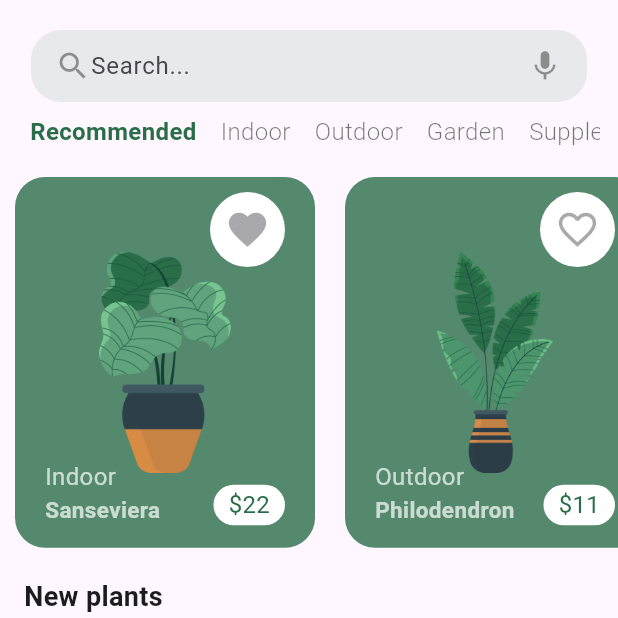
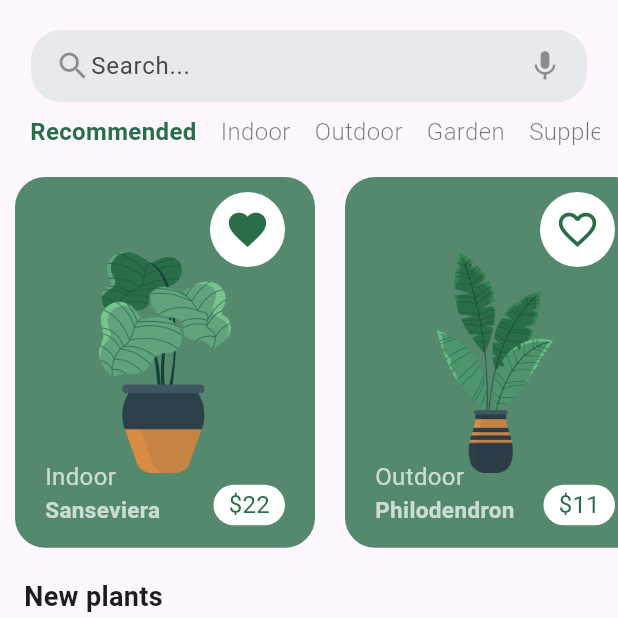
Before and after one commit to NDZwei/plant, a Flutter app: the HomePage screen opened directly, on a phone screen of 412 x 824 dp, the top half of it. Run offline on Flutter 3.47's test engine with Material 3 defaults, Android fonts, the phone set to English and light mode, and no system bars; our stand-ins replace animated_bottom_navigation_bar, page_transition.

```diff
--- a/client-app/plant_app/lib/ui/screens/home_page.dart
+++ b/client-app/plant_app/lib/ui/screens/home_page.dart
@@ -1,7 +1,9 @@
 import 'package:flutter/material.dart';
+import 'package:page_transition/page_transition.dart';
 import 'package:plant_app/constants.dart';
 
 import '../../models/plant.dart';
+import 'detail_page.dart';
 
 class HomePage extends StatefulWidget {
   const HomePage({super.key});
@@ -16,7 +18,7 @@ class _HomePageState extends State<HomePage> {
     int selectedIndex = 0;
     Size size = MediaQuery.of(context).size;
 
-    List<Plant> _planList = Plant.plantList;
+    List<Plant> _plantList = Plant.plantList;
 
     List<String> _plantTypes = [
       'Recommended',
@@ -106,10 +108,20 @@ class _HomePageState extends State<HomePage> {
           SizedBox(
             height: size.height * 0.3,
             child: ListView.builder(
-                itemCount: _planList.length,
+                itemCount: _plantList.length,
                 scrollDirection: Axis.horizontal,
                 itemBuilder: (BuildContext context, int index) {
-                  return Container(
+                  return GestureDetector(
+                    onTap: () {
+                      Navigator.push(
+                          context,
+                          PageTransition(
+                              child: DetailPage(
+                                plantId: _plantList[index].plantId,
+                              ),
+                              type: PageTransitionType.bottomToTop));
+                    },
+                    child: Container(
                       width: 200,
                       margin: const EdgeInsets.symmetric(horizontal: 10),
                       child: Stack(
@@ -121,11 +133,19 @@ class _HomePageState extends State<HomePage> {
                                 height: 50,
                                 width: 50,
                                 child: IconButton(
-                                onPressed: null,
-                                icon: Icon(_planList[index].isFavorite == true
+                                  onPressed: () {
+                                    setState(() {
+                                      bool isFavorite = toggleIsFavorite(
+                                          _plantList[index].isFavorite);
+                                      _plantList[index].isFavorite = isFavorite;
+                                    });
+                                  },
+                                  icon: Icon(
+                                    _plantList[index].isFavorite == true
                                         ? Icons.favorite
-                                    : Icons.favorite_border),
+                                        : Icons.favorite_border,
                                     color: Constants.primaryColor,
+                                  ),
                                   iconSize: 30,
                                 ),
                                 decoration: BoxDecoration(
@@ -138,7 +158,7 @@ class _HomePageState extends State<HomePage> {
                             right: 50,
                             top: 50,
                             bottom: 50,
-                          child: Image.asset(_planList[index].imageURL),
+                            child: Image.asset(_plantList[index].imageURL),
                           ),
                           Positioned(
                             bottom: 15,
@@ -147,12 +167,12 @@ class _HomePageState extends State<HomePage> {
                               crossAxisAlignment: CrossAxisAlignment.start,
                               children: [
                                 Text(
-                                _planList[index].category,
+                                  _plantList[index].category,
                                   style: TextStyle(
                                       color: Colors.white70, fontSize: 16),
                                 ),
                                 Text(
-                                _planList[index].plantName,
+                                  _plantList[index].plantName,
                                   style: TextStyle(
                                       color: Colors.white70,
                                       fontSize: 15,
@@ -171,7 +191,7 @@ class _HomePageState extends State<HomePage> {
                                     color: Colors.white,
                                     borderRadius: BorderRadius.circular(20)),
                                 child: Text(
-                                '\$${_planList[index].price.toString()}',
+                                  '\$${_plantList[index].price.toString()}',
                                   style: TextStyle(
                                       color: Constants.primaryColor,
                                       fontSize: 16),
@@ -182,6 +202,7 @@ class _HomePageState extends State<HomePage> {
                       decoration: BoxDecoration(
                           color: Constants.primaryColor.withOpacity(0.8),
                           borderRadius: BorderRadius.circular(20)),
+                    ),
                   );
                 }),
           ),
@@ -196,11 +217,21 @@ class _HomePageState extends State<HomePage> {
             padding: EdgeInsets.symmetric(horizontal: 12),
             height: size.height * 0.5,
             child: ListView.builder(
-                itemCount: _planList.length,
+                itemCount: _plantList.length,
                 scrollDirection: Axis.vertical,
                 physics: BouncingScrollPhysics(),
                 itemBuilder: (BuildContext context, int index) {
-                  return Container(
+                  return GestureDetector(
+                    onTap: () {
+                      Navigator.push(
+                          context,
+                          PageTransition(
+                              child: DetailPage(
+                                plantId: _plantList[index].plantId,
+                              ),
+                              type: PageTransitionType.bottomToTop));
+                    },
+                    child: Container(
                       decoration: BoxDecoration(
                           color: Constants.primaryColor.withOpacity(0.1),
                           borderRadius: BorderRadius.circular(10)),
@@ -229,7 +260,8 @@ class _HomePageState extends State<HomePage> {
                                 right: 0,
                                 child: SizedBox(
                                   height: 80,
-                                child: Image.asset(_planList[index].imageURL),
+                                  child:
+                                      Image.asset(_plantList[index].imageURL),
                                 ),
                               ),
                               Positioned(
@@ -238,9 +270,9 @@ class _HomePageState extends State<HomePage> {
                                 child: Column(
                                   crossAxisAlignment: CrossAxisAlignment.start,
                                   children: [
-                                  Text(_planList[index].category),
+                                    Text(_plantList[index].category),
                                     Text(
-                                    _planList[index].plantName,
+                                      _plantList[index].plantName,
                                       style: TextStyle(
                                           fontWeight: FontWeight.bold,
                                           fontSize: 18,
@@ -253,9 +285,16 @@ class _HomePageState extends State<HomePage> {
                           ),
                           Container(
                             padding: EdgeInsets.only(right: 10),
-                          child: Text('\$${_planList[index].price.toString()}', style: TextStyle(fontWeight: FontWeight.bold, color: Constants.primaryColor, fontSize: 16),),
+                            child: Text(
+                              '\$${_plantList[index].price.toString()}',
+                              style: TextStyle(
+                                  fontWeight: FontWeight.bold,
+                                  color: Constants.primaryColor,
+                                  fontSize: 16),
+                            ),
                           )
                         ],
+                      ),
                     ),
                   );
                 }),
```
Also changed, not shown: client-app/plant_app/lib/ui/screens/detail_page.dart (added, +273 -0 lines). Lines whose indentation alone changed are shown as unchanged.
